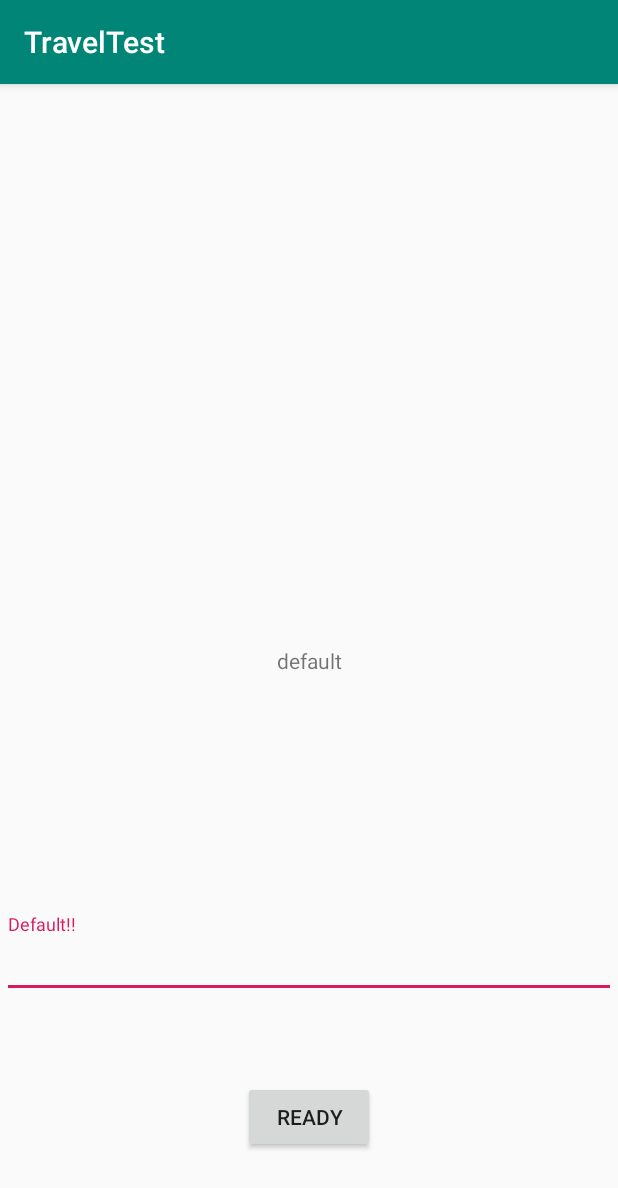
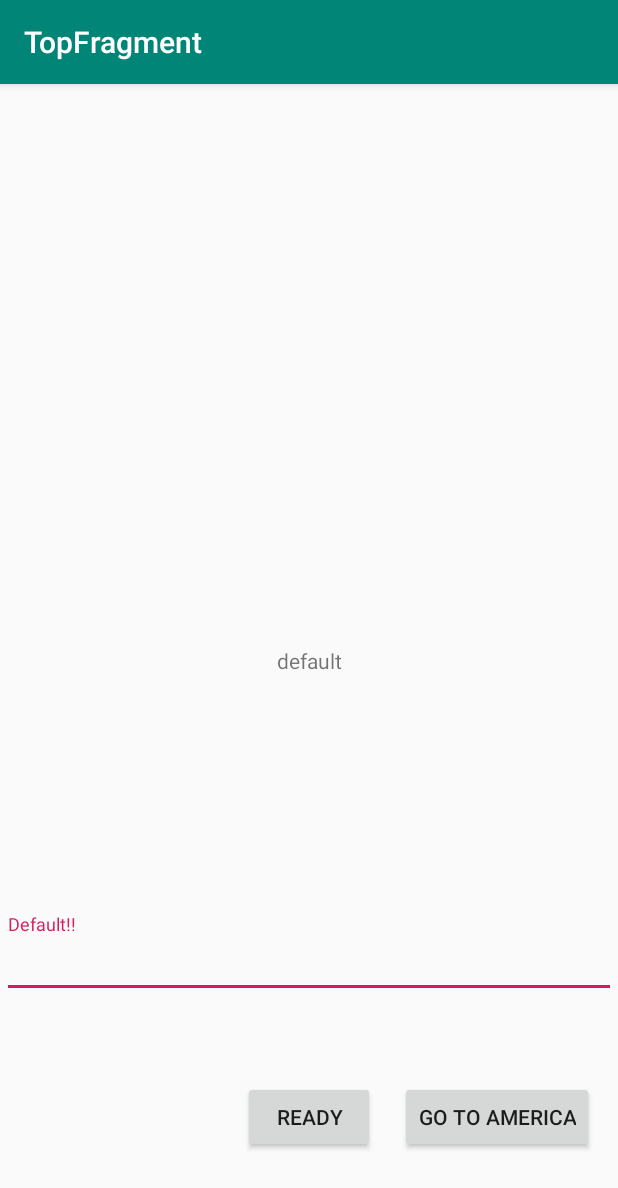
Before and after one commit to mogmet/TravelTest, an Android app: the screen it shows after launch (MainActivity), on a phone screen of 412 x 824 dp. Shown: the top 1188 px of the screen. Run offline under Robolectric (Android 15) with nearby library versions, the phone set to English and light mode, and no system bars; our stand-ins replace data binding, navigation-ui.

Commit message:
[add] navigation graphで遷移できるようにした

```diff
--- a/app/build.gradle
+++ b/app/build.gradle
@@ -25,6 +25,9 @@ android {
     dataBinding {
         enabled true
     }
+    kotlinOptions {
+        jvmTarget = '1.8'
+    }
 }
 
 dependencies {
@@ -47,4 +50,7 @@ dependencies {
     implementation "org.koin:koin-android-scope:$koin_version"
     implementation "org.koin:koin-android-viewmodel:$koin_version"
     implementation "org.koin:koin-android-ext:$koin_version"
+    // navigation
+    implementation "androidx.navigation:navigation-fragment-ktx:2.2.1"
+    implementation "androidx.navigation:navigation-ui-ktx:2.2.1"
 }
--- a/app/src/main/java/com/mogmet/traveltest/activity/MainActivity.kt
+++ b/app/src/main/java/com/mogmet/traveltest/activity/MainActivity.kt
@@ -1,18 +1,22 @@
 package com.mogmet.traveltest.activity
 
+import android.os.Bundle
 import androidx.appcompat.app.AppCompatActivity
-import android.os.Bundle
+import androidx.navigation.findNavController
+import androidx.navigation.ui.AppBarConfiguration
+import androidx.navigation.ui.setupActionBarWithNavController
 import com.mogmet.traveltest.R
-import com.mogmet.traveltest.fragment.TopFragment
 
 class MainActivity : AppCompatActivity() {
 
     override fun onCreate(savedInstanceState: Bundle?) {
         super.onCreate(savedInstanceState)
         setContentView(R.layout.activity_main)
-        supportFragmentManager
-            .beginTransaction()
-            .replace(R.id.frameLayout, TopFragment.newInstance())
-            .commit()
+        val navController = findNavController(R.id.navGraph)
+        val appBarConfiguration = AppBarConfiguration(navController.graph)
+        setupActionBarWithNavController(navController, appBarConfiguration)
     }
+
+    override fun onSupportNavigateUp() = findNavController(R.id.navGraph).navigateUp()
+
 }
--- a/app/src/main/java/com/mogmet/traveltest/fragment/TopFragment.kt
+++ b/app/src/main/java/com/mogmet/traveltest/fragment/TopFragment.kt
@@ -5,6 +5,8 @@ import android.view.LayoutInflater
 import android.view.View
 import android.view.ViewGroup
 import androidx.fragment.app.Fragment
+import androidx.navigation.fragment.findNavController
+import com.mogmet.traveltest.R
 import com.mogmet.traveltest.databinding.FragmentTopBinding
 import org.koin.android.viewmodel.ext.android.viewModel
 
@@ -37,5 +39,8 @@ class TopFragment : Fragment() {
         binding.button.setOnClickListener {
             viewModel.updateView(binding.textInputLayout.editText?.text.toString())
         }
+        binding.goToAmericaButton.setOnClickListener {
+            findNavController().navigate(R.id.action_topFragment_to_americaFragment)
+        }
     }
 }
--- a/app/src/main/res/layout/activity_main.xml
+++ b/app/src/main/res/layout/activity_main.xml
@@ -6,14 +6,13 @@
     android:layout_height="match_parent"
     tools:context=".activity.MainActivity">
 
-    <FrameLayout
-        android:id="@+id/frameLayout"
-        android:layout_width="0dp"
-        android:layout_height="0dp"
-        app:layout_constraintBottom_toBottomOf="parent"
-        app:layout_constraintEnd_toEndOf="parent"
-        app:layout_constraintStart_toStartOf="parent"
-        app:layout_constraintTop_toTopOf="parent">
+    <fragment
+        android:id="@+id/navGraph"
+        android:name="androidx.navigation.fragment.NavHostFragment"
+        android:layout_width="match_parent"
+        android:layout_height="match_parent"
+        app:navGraph="@navigation/nav_graph"
+        app:defaultNavHost="true"/>
 
-    </FrameLayout>
+
 </androidx.constraintlayout.widget.ConstraintLayout>
--- a/app/src/main/res/layout/fragment_top.xml
+++ b/app/src/main/res/layout/fragment_top.xml
@@ -51,5 +51,15 @@
             app:layout_constraintEnd_toEndOf="parent"
             app:layout_constraintStart_toStartOf="parent"
             app:layout_constraintTop_toBottomOf="@+id/textInputLayout" />
+
+        <Button
+            android:id="@+id/goToAmericaButton"
+            android:layout_width="wrap_content"
+            android:layout_height="wrap_content"
+            android:text="go to america"
+            app:layout_constraintBottom_toBottomOf="@+id/button"
+            app:layout_constraintEnd_toEndOf="parent"
+            app:layout_constraintStart_toEndOf="@+id/button"
+            app:layout_constraintTop_toTopOf="@+id/button" />
     </androidx.constraintlayout.widget.ConstraintLayout>
 </layout>
--- /dev/null
+++ b/app/src/main/res/navigation/nav_graph.xml
@@ -0,0 +1,18 @@
+<?xml version="1.0" encoding="utf-8"?>
+<navigation xmlns:android="http://schemas.android.com/apk/res/android"
+    xmlns:app="http://schemas.android.com/apk/res-auto" android:id="@+id/nav_graph"
+    app:startDestination="@id/topFragment">
+
+    <fragment
+        android:id="@+id/topFragment"
+        android:name="com.mogmet.traveltest.fragment.TopFragment"
+        android:label="TopFragment" >
+        <action
+            android:id="@+id/action_topFragment_to_americaFragment"
+            app:destination="@id/americaFragment" />
+    </fragment>
+    <fragment
+        android:id="@+id/americaFragment"
+        android:name="com.mogmet.traveltest.fragment.AmericaFragment"
+        android:label="AmericaFragment" />
+</navigation>
```
Also changed, not shown: app/src/main/java/com/mogmet/traveltest/fragment/AmericaFragment.kt (added, +34 -0 lines), app/src/main/java/com/mogmet/traveltest/fragment/AmericaViewModel.kt (added, +13 -0 lines), app/src/main/res/layout/fragment_america.xml (added, +28 -0 lines).
